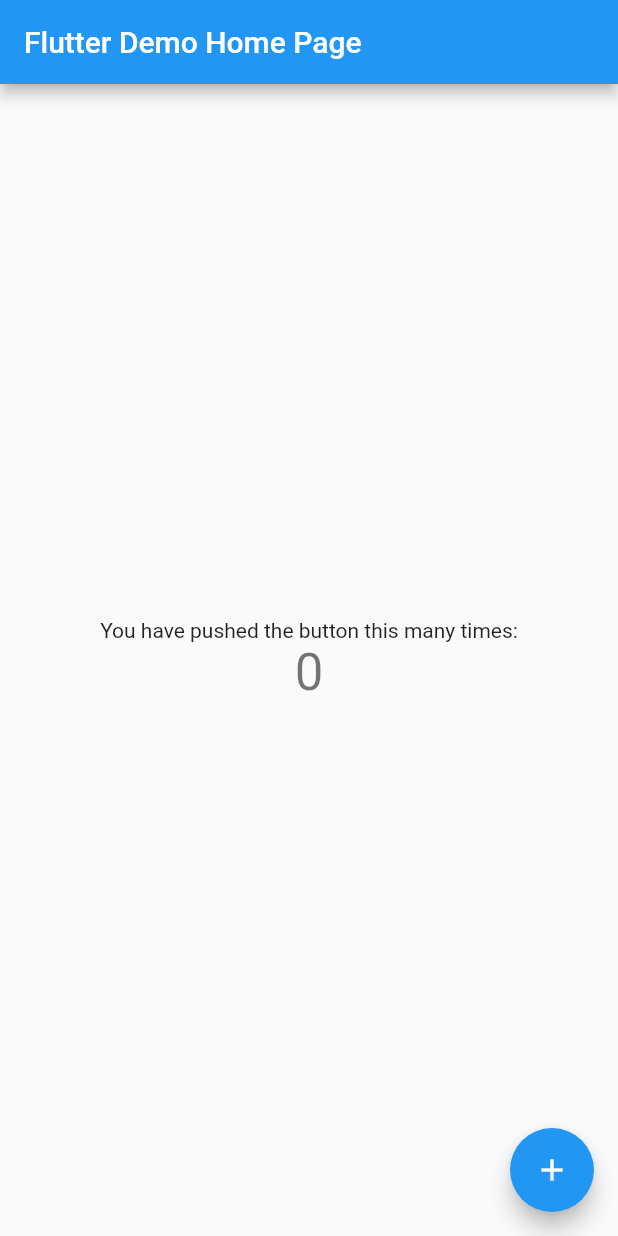
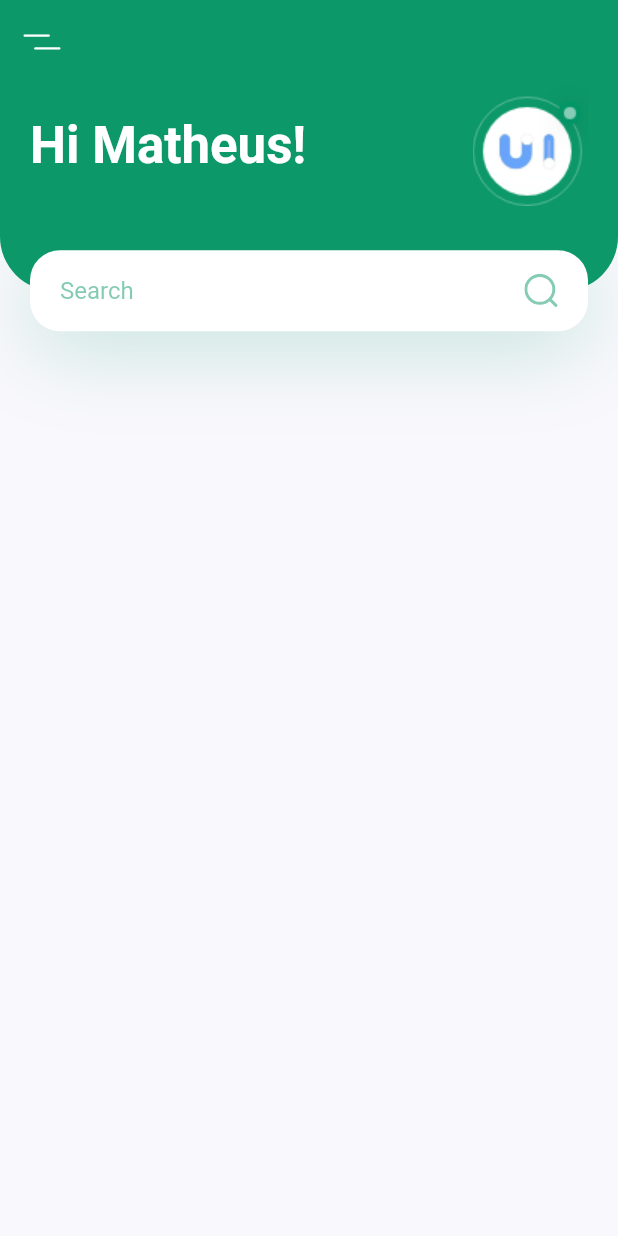
Before and after one commit to MatheusAngelicio/Plant_App, a Flutter app: the screen it shows after launch, on a phone screen of 412 x 824 dp. Run offline on Flutter 3.47's test engine with Material 2 defaults, Android fonts, the phone set to English and light mode, and no system bars; our stand-ins replace flutter_svg; missing offline and left inert: dart:ffi.

Commit message:
finalizar body

```diff
--- /dev/null
+++ b/lib/constants.dart
@@ -0,0 +1,7 @@
+import 'package:flutter/material.dart';
+
+const kPrimaryColor = Color(0xFF0C9869);
+const kTextColor = Color(0XFF3C4046);
+const kBackgroundColor = Color(0XFFF9F8FD);
+
+const double kDefaultPadding = 20.0;
--- a/lib/main.dart
+++ b/lib/main.dart
@@ -1,4 +1,6 @@
 import 'package:flutter/material.dart';
+import 'package:plant_app/constants.dart';
+import 'package:plant_app/screens/home/home_screen.dart';
 
 void main() {
   runApp(const MyApp());
@@ -11,105 +13,14 @@ class MyApp extends StatelessWidget {
   @override
   Widget build(BuildContext context) {
     return MaterialApp(
-      title: 'Flutter Demo',
+      debugShowCheckedModeBanner: false,
+      title: 'Plant App',
       theme: ThemeData(
-        // This is the theme of your application.
-        //
-        // Try running your application with "flutter run". You'll see the
-        // application has a blue toolbar. Then, without quitting the app, try
-        // changing the primarySwatch below to Colors.green and then invoke
-        // "hot reload" (press "r" in the console where you ran "flutter run",
-        // or simply save your changes to "hot reload" in a Flutter IDE).
-        // Notice that the counter didn't reset back to zero; the application
-        // is not restarted.
-        primarySwatch: Colors.blue,
-      ),
-      home: const MyHomePage(title: 'Flutter Demo Home Page'),
+          scaffoldBackgroundColor: kBackgroundColor,
+          primaryColor: kPrimaryColor,
+          textTheme: Theme.of(context).textTheme.apply(bodyColor: kTextColor),
+          visualDensity: VisualDensity.adaptivePlatformDensity),
+      home: HomeScreen(),
     );
   }
 }
-
-class MyHomePage extends StatefulWidget {
-  const MyHomePage({super.key, required this.title});
-
-  // This widget is the home page of your application. It is stateful, meaning
-  // that it has a State object (defined below) that contains fields that affect
-  // how it looks.
-
-  // This class is the configuration for the state. It holds the values (in this
-  // case the title) provided by the parent (in this case the App widget) and
-  // used by the build method of the State. Fields in a Widget subclass are
-  // always marked "final".
-
-  final String title;
-
-  @override
-  State<MyHomePage> createState() => _MyHomePageState();
-}
-
-class _MyHomePageState extends State<MyHomePage> {
-  int _counter = 0;
-
-  void _incrementCounter() {
-    setState(() {
-      // This call to setState tells the Flutter framework that something has
-      // changed in this State, which causes it to rerun the build method below
-      // so that the display can reflect the updated values. If we changed
-      // _counter without calling setState(), then the build method would not be
-      // called again, and so nothing would appear to happen.
-      _counter++;
-    });
-  }
-
-  @override
-  Widget build(BuildContext context) {
-    // This method is rerun every time setState is called, for instance as done
-    // by the _incrementCounter method above.
-    //
-    // The Flutter framework has been optimized to make rerunning build methods
-    // fast, so that you can just rebuild anything that needs updating rather
-    // than having to individually change instances of widgets.
-    return Scaffold(
-      appBar: AppBar(
-        // Here we take the value from the MyHomePage object that was created by
-        // the App.build method, and use it to set our appbar title.
-        title: Text(widget.title),
-      ),
-      body: Center(
-        // Center is a layout widget. It takes a single child and positions it
-        // in the middle of the parent.
-        child: Column(
-          // Column is also a layout widget. It takes a list of children and
-          // arranges them vertically. By default, it sizes itself to fit its
-          // children horizontally, and tries to be as tall as its parent.
-          //
-          // Invoke "debug painting" (press "p" in the console, choose the
-          // "Toggle Debug Paint" action from the Flutter Inspector in Android
-          // Studio, or the "Toggle Debug Paint" command in Visual Studio Code)
-          // to see the wireframe for each widget.
-          //
-          // Column has various properties to control how it sizes itself and
-          // how it positions its children. Here we use mainAxisAlignment to
-          // center the children vertically; the main axis here is the vertical
-          // axis because Columns are vertical (the cross axis would be
-          // horizontal).
-          mainAxisAlignment: MainAxisAlignment.center,
-          children: <Widget>[
-            const Text(
-              'You have pushed the button this many times:',
-            ),
-            Text(
-              '$_counter',
-              style: Theme.of(context).textTheme.headlineMedium,
-            ),
-          ],
-        ),
-      ),
-      floatingActionButton: FloatingActionButton(
-        onPressed: _incrementCounter,
-        tooltip: 'Increment',
-        child: const Icon(Icons.add),
-      ), // This trailing comma makes auto-formatting nicer for build methods.
-    );
-  }
-}
--- /dev/null
+++ b/lib/screens/home/components/body.dart
@@ -0,0 +1,108 @@
+import 'dart:ffi';
+
+import 'package:flutter/material.dart';
+import 'package:flutter/src/widgets/framework.dart';
+import 'package:flutter/src/widgets/placeholder.dart';
+import 'package:flutter_svg/svg.dart';
+import 'package:plant_app/constants.dart';
+
+class Body extends StatelessWidget {
+  const Body({super.key});
+
+  @override
+  Widget build(BuildContext context) {
+    var size = MediaQuery.of(context).size;
+    return SingleChildScrollView(
+      child: Column(
+        children: [HeaderWithSearchBox(size: size)],
+      ),
+    );
+  }
+}
+
+class HeaderWithSearchBox extends StatelessWidget {
+  const HeaderWithSearchBox({
+    super.key,
+    required this.size,
+  });
+
+  final size;
+
+  @override
+  Widget build(BuildContext context) {
+    return Container(
+      margin: EdgeInsets.only(bottom: kDefaultPadding * 2.5),
+      // it will cover 20% of our total height
+      height: size.height * 0.2,
+      child: Stack(
+        children: [
+          Container(
+            padding: EdgeInsets.only(
+                left: kDefaultPadding,
+                right: kDefaultPadding,
+                bottom: 36 + kDefaultPadding),
+            height: size.height * 0.2 - 27,
+            decoration: BoxDecoration(
+              color: kPrimaryColor,
+              borderRadius: BorderRadius.only(
+                bottomLeft: Radius.circular(36),
+                bottomRight: Radius.circular(36),
+              ),
+            ),
+            child: Row(
+              children: [
+                Text(
+                  "Hi Matheus!",
+                  style: Theme.of(context).textTheme.headlineMedium?.copyWith(
+                      color: Colors.white, fontWeight: FontWeight.bold),
+                ),
+                Spacer(),
+                Image.asset("assets/images/logo.png")
+              ],
+            ),
+          ),
+          Positioned(
+            bottom: 0,
+            left: 0,
+            right: 0,
+            child: Container(
+              alignment: Alignment.center,
+              margin: EdgeInsets.symmetric(horizontal: kDefaultPadding),
+              padding: EdgeInsets.symmetric(horizontal: kDefaultPadding),
+              height: 54,
+              decoration: BoxDecoration(
+                color: Colors.white,
+                borderRadius: BorderRadius.circular(20),
+                boxShadow: [
+                  BoxShadow(
+                    offset: Offset(0, 10),
+                    blurRadius: 50,
+                    color: kPrimaryColor.withOpacity(0.23),
+                  ),
+                ],
+              ),
+              child: Row(
+                children: [
+                  Expanded(
+                    child: TextField(
+                      onChanged: (value) {},
+                      decoration: InputDecoration(
+                        hintText: "Search",
+                        hintStyle: TextStyle(
+                          color: kPrimaryColor.withOpacity(0.5),
+                        ),
+                        enabledBorder: InputBorder.none,
+                        focusedBorder: InputBorder.none,
+                      ),
+                    ),
+                  ),
+                  SvgPicture.asset("assets/icons/search.svg"),
+                ],
+              ),
+            ),
+          )
+        ],
+      ),
+    );
+  }
+}
--- /dev/null
+++ b/lib/screens/home/home_screen.dart
@@ -0,0 +1,25 @@
+import 'package:flutter/material.dart';
+import 'package:flutter_svg/svg.dart';
+import 'package:plant_app/constants.dart';
+import 'package:plant_app/screens/home/components/body.dart';
+
+class HomeScreen extends StatelessWidget {
+  @override
+  Widget build(BuildContext context) {
+    return Scaffold(
+      appBar: buildAppBar(),
+      body: Body(),
+    );
+  }
+
+  AppBar buildAppBar() {
+    return AppBar(
+      backgroundColor: kPrimaryColor,
+      elevation: 0,
+      leading: IconButton(
+        icon: SvgPicture.asset("assets/icons/menu.svg"),
+        onPressed: () {},
+      ),
+    );
+  }
+}
```
Also changed, not shown: pubspec.yaml (+7 -5 lines), pubspec.lock.
